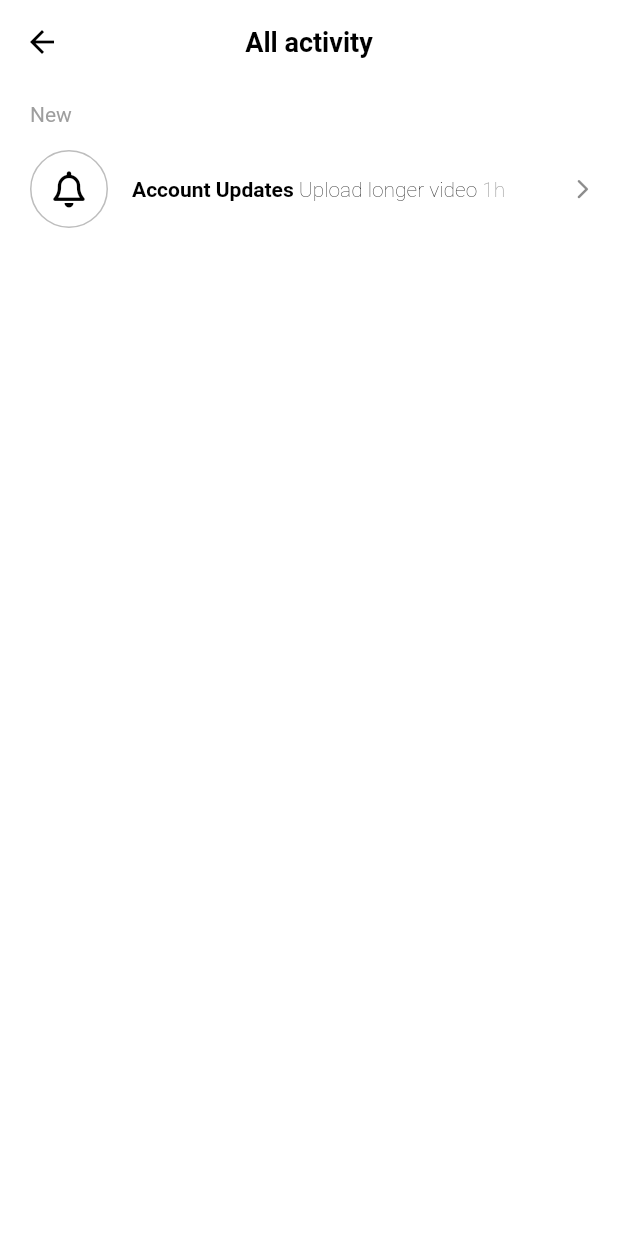
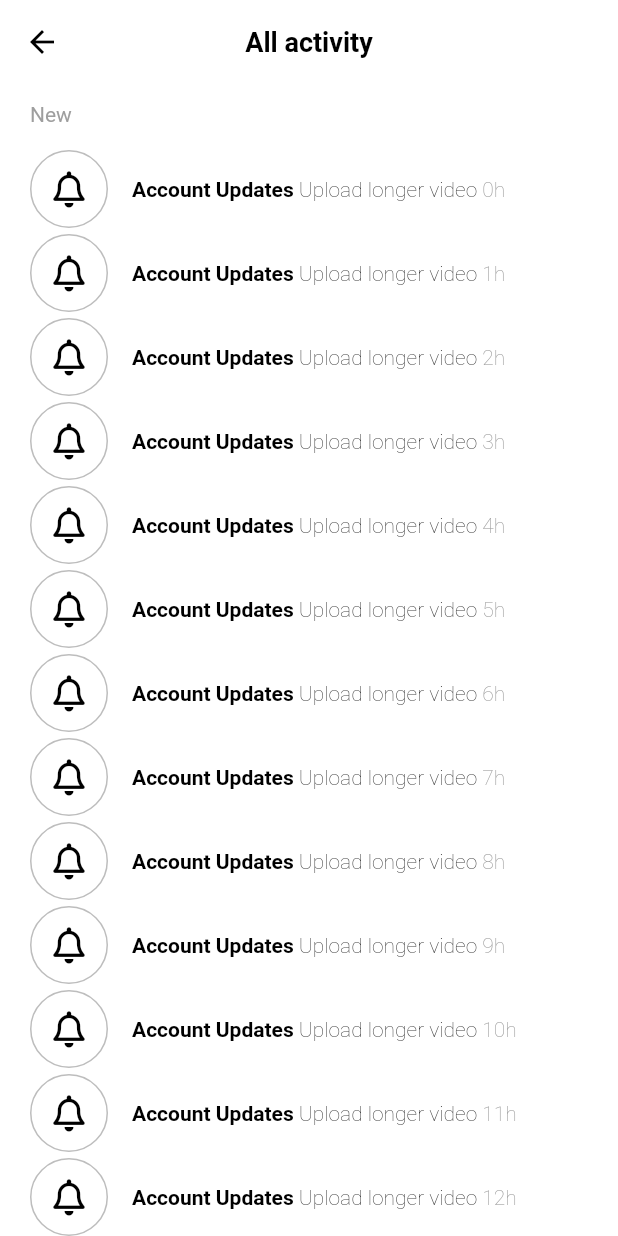
Before and after one commit to imonkfcwifi/tiktok, a Flutter app: the ActivityScreen screen opened directly, on a phone screen of 412 x 824 dp. Run offline on Flutter 3.47's test engine with Material 2 defaults, Android fonts, the phone set to English and light mode, and no system bars; our stand-ins replace font_awesome_flutter, video_player, visibility_detector.

Commit message:
onDismissed
secondaryBackground, alignment, onDismissed

```diff
--- a/lib/features/inbox/activity_screen.dart
+++ b/lib/features/inbox/activity_screen.dart
@@ -3,8 +3,19 @@ import 'package:font_awesome_flutter/font_awesome_flutter.dart';
 import 'package:tiktok_clone/constants/gaps.dart';
 import 'package:tiktok_clone/constants/sizes.dart';
 
-class ActivityScreen extends StatelessWidget {
+class ActivityScreen extends StatefulWidget {
   const ActivityScreen({super.key});
+
+  @override
+  State<ActivityScreen> createState() => _ActivityScreenState();
+}
+
+class _ActivityScreenState extends State<ActivityScreen> {
+  final List<String> _notification = List.generate(20, (index) => "${index}h");
+
+  void _onDismissed(String notification) {
+    _notification.remove(notification);
+  }
 
   @override
   Widget build(BuildContext context) {
@@ -21,10 +32,35 @@ class ActivityScreen extends StatelessWidget {
             style: TextStyle(fontSize: Sizes.size14, color: Colors.grey),
           ),
           Gaps.v14,
-          ListTile(
+          for (var notification in _notification)
+            Dismissible(
+              onDismissed: (notification) => _onDismissed,
+              key: Key(notification),
+              // item들이 각각 다른 notification 을 갖게됨 (unique key)
+              background: Container(
+                alignment: Alignment.centerLeft,
+                // container 안에 있는 아이템 정렬
+                color: Colors.green,
+                child: const Padding(
+                  padding: EdgeInsets.only(left: Sizes.size10),
+                  child: FaIcon(FontAwesomeIcons.airbnb),
+                ),
+              ),
+              secondaryBackground: Container(
+                alignment: Alignment.centerRight,
+                // container 안에 있는 아이템 정렬
+                color: Colors.red,
+                child: const Padding(
+                  padding: EdgeInsets.only(right: Sizes.size10),
+                  child: FaIcon(FontAwesomeIcons.airbnb),
+                ),
+              ),
+              child: ListTile(
+                minVerticalPadding: Sizes.size16,
                 trailing: const FaIcon(
                   FontAwesomeIcons.chevronRight,
-              size: Sizes.size14,
+                  size: Sizes.size32,
+                  color: Colors.white,
                 ),
                 contentPadding: EdgeInsets.zero,
                 leading: Container(
@@ -32,8 +68,8 @@ class ActivityScreen extends StatelessWidget {
                   decoration: BoxDecoration(
                     shape: BoxShape.circle,
                     color: Colors.white,
-                border:
-                    Border.all(color: Colors.grey.shade400, width: Sizes.size1),
+                    border: Border.all(
+                        color: Colors.grey.shade400, width: Sizes.size1),
                   ),
                   child: const Center(
                     child: FaIcon(
@@ -57,7 +93,7 @@ class ActivityScreen extends StatelessWidget {
                         ),
                       ),
                       TextSpan(
-                    text: " 1h",
+                        text: " $notification",
                         style: TextStyle(
                             fontWeight: FontWeight.w100,
                             color: Colors.grey.shade500),
@@ -66,6 +102,7 @@ class ActivityScreen extends StatelessWidget {
                   ),
                 ),
               ),
+            ),
         ],
       ),
     );
--- a/lib/main.dart
+++ b/lib/main.dart
@@ -1,5 +1,5 @@
 import 'package:flutter/material.dart';
-import 'package:tiktok_clone/features/main_navigation/main_navigation_screen.dart';
+import 'package:tiktok_clone/features/inbox/activity_screen.dart';
 
 import 'constants/sizes.dart';
 
@@ -33,7 +33,7 @@ class TikTokApp extends StatelessWidget {
           ),
         ),
       ),
-      home: const MainNavigationScreen(),
+      home: const ActivityScreen(),
     );
   }
 }
```
Lines whose indentation alone changed are shown as unchanged.
